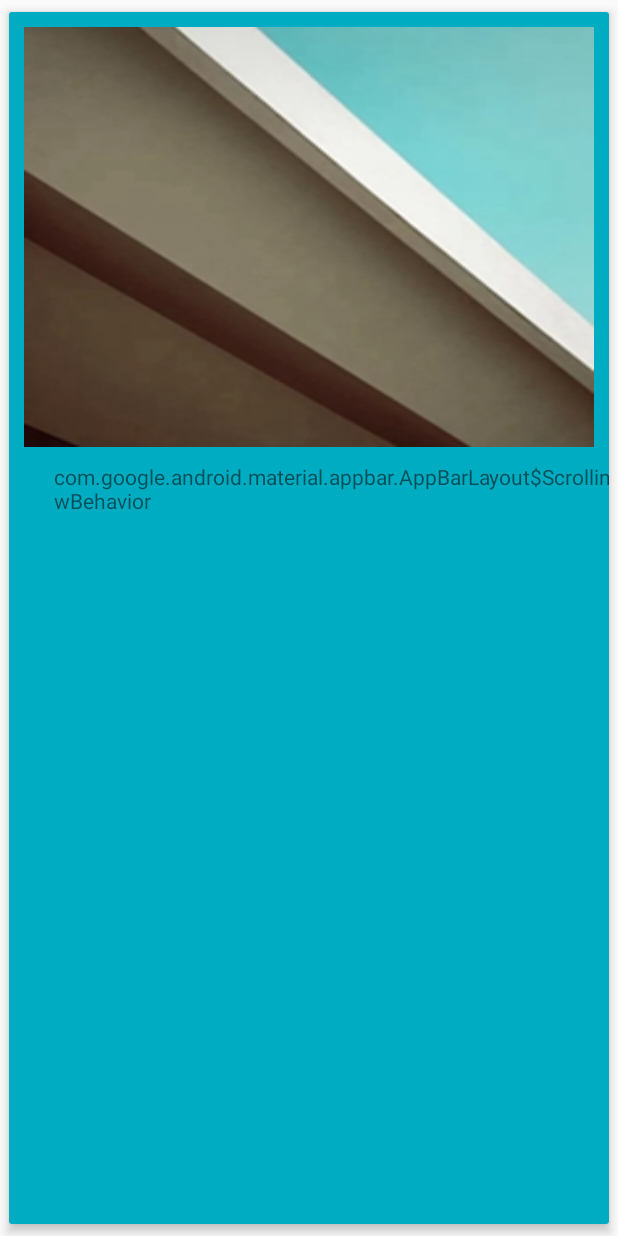
After one commit to TheKeyDU/Keyframework, an Android app: the layout item_overview_pager.xml on its own in the app's theme, with its tools: preview values and no code run, on a phone screen of 412 x 824 dp. The commit adds this screen. Run offline under Robolectric (Android 15) with nearby library versions, the phone set to English and light mode, and no system bars.

Commit message:
save files

```diff
--- a/app/src/main/java/com/example/keyframework/activitys/MainActivity.java
+++ b/app/src/main/java/com/example/keyframework/activitys/MainActivity.java
@@ -5,6 +5,7 @@ import com.example.keyframework.constants.ARouterPage;
 import com.example.keyframework.R;
 import com.example.keyframework.adapter.HomePagerFragmentAdapter;
 import com.example.keyframework.fragments.HomeFragment;
+import com.example.keyframework.fragments.OverViewListFragment;
 import com.example.keyframework.module.NetModules;
 import com.google.android.material.bottomnavigation.BottomNavigationMenuView;
 import com.google.android.material.bottomnavigation.BottomNavigationView;
@@ -151,7 +152,8 @@ public class MainActivity extends BaseActivity implements NavigationView.OnNavig
     private void initViewPagerWithFragments() {
         mViewPager = findViewById(R.id.vp_container);
         fragments = new ArrayList<>();
-        fragments.add(new HomeFragment());
+      //  fragments.add(new HomeFragment());
+        fragments.add(new OverViewListFragment());
         homePagerFragmentAdapter = new HomePagerFragmentAdapter(getSupportFragmentManager(), 0, fragments);
         mViewPager.setAdapter(homePagerFragmentAdapter);
 
--- a/app/src/main/res/layout/item_content_small.xml
+++ b/app/src/main/res/layout/item_content_small.xml
@@ -4,7 +4,7 @@
     android:id="@+id/cardView_news"
     cardUseCompatPadding="true"
     android:layout_width="match_parent"
-    android:layout_height="@dimen/cardview_layout_hight"
+    android:layout_height="150dp"
     android:layout_margin="1dp"
     android:clickable="true"
     android:foreground="?attr/selectableItemBackground"
--- /dev/null
+++ b/app/src/main/res/layout/item_overview_pager.xml
@@ -0,0 +1,44 @@
+<?xml version="1.0" encoding="utf-8"?>
+<androidx.cardview.widget.CardView xmlns:android="http://schemas.android.com/apk/res/android"
+    xmlns:app="http://schemas.android.com/apk/res-auto"
+    android:id="@+id/cardView_news"
+    cardUseCompatPadding="true"
+    android:layout_width="match_parent"
+    android:layout_height="match_parent"
+    android:layout_margin="1dp"
+    android:clickable="true"
+    android:foreground="?attr/selectableItemBackground"
+    android:paddingTop="5dp"
+    app:cardBackgroundColor="#e6e6e6"
+    app:cardCornerRadius="@dimen/cardview_cardCorner"
+    app:cardElevation="@dimen/cardview_elevation"
+    android:padding="10dp"
+    app:cardPreventCornerOverlap="true"
+    app:cardUseCompatPadding="true">
+
+    <androidx.constraintlayout.widget.ConstraintLayout
+        android:background="@color/colorAccent"
+        android:layout_width="match_parent"
+        android:layout_height="match_parent">
+        <androidx.appcompat.widget.AppCompatImageView
+            android:id="@+id/iv_head_big"
+            android:src="@mipmap/nv_bg"
+            android:padding="10dp"
+            android:scaleType="fitXY"
+            app:layout_constraintRight_toRightOf="parent"
+            app:layout_constraintLeft_toLeftOf="parent"
+            app:layout_constraintTop_toTopOf="parent"
+            android:layout_width="match_parent"
+            android:layout_height="300dp"/>
+        <androidx.appcompat.widget.AppCompatTextView
+            android:text="@string/appbar_scrolling_view_behavior"
+            android:layout_marginLeft="30dp"
+            app:layout_constraintLeft_toLeftOf="parent"
+            app:layout_constraintTop_toBottomOf="@id/iv_head_big"
+            android:id="@+id/tv_content"
+            android:layout_width="wrap_content"
+            android:layout_height="wrap_content"/>
+    </androidx.constraintlayout.widget.ConstraintLayout>
+
+
+</androidx.cardview.widget.CardView>
```
Also changed, not shown: app/src/main/java/com/example/keyframework/adapter/OverViewAdapter.kt (added, +14 -0 lines), app/src/main/java/com/example/keyframework/fragments/OverViewListFragment.kt (added, +70 -0 lines), app/src/main/java/com/example/keyframework/recylerViewLayoutManager/SlideCallBack.kt (added, +54 -0 lines), app/src/main/java/com/example/keyframework/widget/OverViewLayoutManager.kt (+43 -10 lines).
